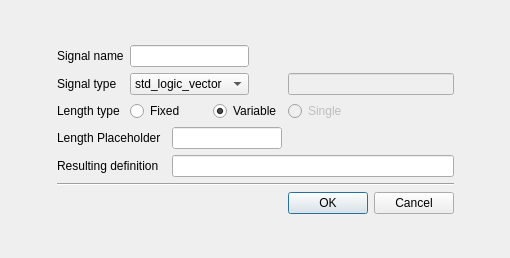
Before: the Qt Designer form tasks/tools/vhdl_task_creator/qt5_ui/dialog_signal_config.ui in autosub-team/autosub, drawn with Qt 5.
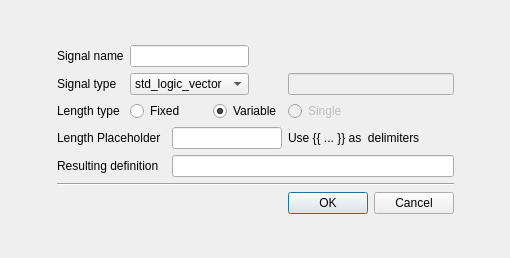
After: the same form once the commit is applied.

Diff of the .ui file:
```diff
--- a/tasks/tools/vhdl_task_creator/qt5_ui/dialog_signal_config.ui
+++ b/tasks/tools/vhdl_task_creator/qt5_ui/dialog_signal_config.ui
@@ -236,6 +236,16 @@
      </property>
     </spacer>
    </item>
+   <item row="4" column="6">
+    <widget class="QLabel" name="label_infolabel">
+     <property name="enabled">
+      <bool>true</bool>
+     </property>
+     <property name="text">
+      <string>Use {{ ... }} as  delimiters</string>
+     </property>
+    </widget>
+   </item>
   </layout>
  </widget>
  <resources/>
```
Left out of the diff: 28 changed lines with no effect on the pictures.
